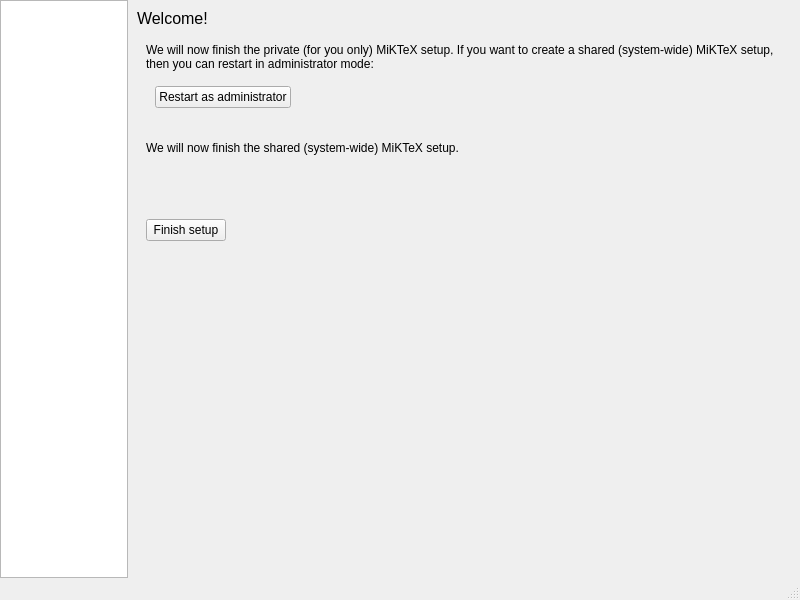
Above: Programs/MiKTeX/Console/Qt/mainwindow.ui from MiKTeX/miktex before the change. Below: the same form after it.
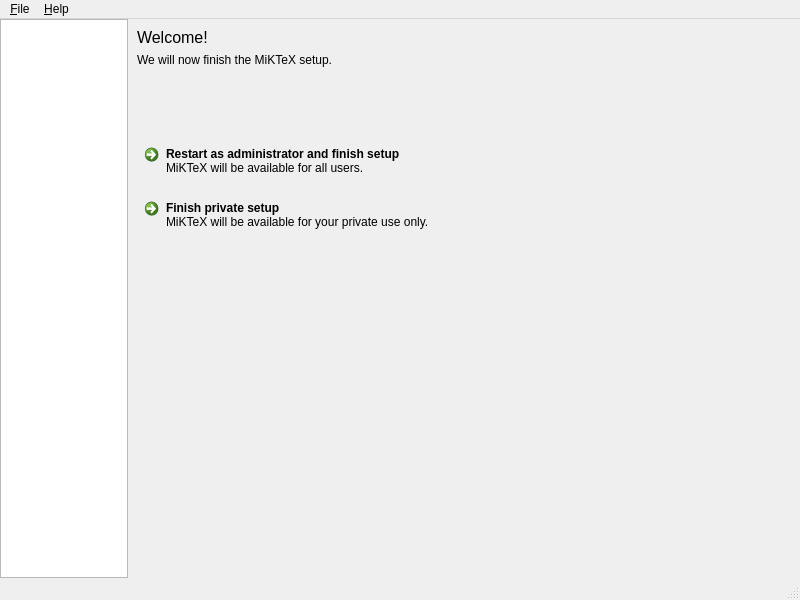
That is the form after the change. Icons and pictures are not drawn.

Commit message: MiKTeX Console: setup

The edit to the form file:
```diff
--- a/Programs/MiKTeX/Console/Qt/mainwindow.ui
+++ b/Programs/MiKTeX/Console/Qt/mainwindow.ui
@@ -63,67 +63,15 @@
          </widget>
         </item>
         <item>
-         <widget class="QWidget" name="setupUserMode" native="true">
-          <property name="enabled">
-           <bool>true</bool>
+         <widget class="QLabel" name="label_10">
+          <property name="text">
+           <string>We will now finish the MiKTeX setup.</string>
           </property>
-          <layout class="QVBoxLayout" name="verticalLayout_7">
-           <item>
-            <widget class="QLabel" name="label_8">
-             <property name="text">
-              <string>We will now finish the private (for you only) MiKTeX setup. If you want to create a shared (system-wide) MiKTeX setup, then you can restart in administrator mode:</string>
-             </property>
-             <property name="wordWrap">
-              <bool>true</bool>
-             </property>
-            </widget>
-           </item>
-           <item>
-            <widget class="QWidget" name="horizontalWidget" native="true">
-             <layout class="QHBoxLayout" name="horizontalLayout_3">
-              <item>
-               <widget class="QPushButton" name="buttonRestartAdmin">
-                <property name="text">
-                 <string>Restart as administrator</string>
-                </property>
-                <property name="flat">
-                 <bool>false</bool>
-                </property>
-               </widget>
-              </item>
-              <item>
-               <spacer name="horizontalSpacer_2">
-                <property name="orientation">
-                 <enum>Qt::Horizontal</enum>
-                </property>
-                <property name="sizeHint" stdset="0">
-                 <size>
-                  <width>40</width>
-                  <height>20</height>
-                 </size>
-                </property>
-               </spacer>
-              </item>
-             </layout>
-            </widget>
-           </item>
-          </layout>
          </widget>
         </item>
         <item>
          <widget class="QWidget" name="setupAdminMode" native="true">
-          <layout class="QVBoxLayout" name="verticalLayout_8">
-           <item>
-            <widget class="QLabel" name="label_9">
-             <property name="text">
-              <string>We will now finish the shared (system-wide) MiKTeX setup.</string>
-             </property>
-             <property name="wordWrap">
-              <bool>true</bool>
-             </property>
-            </widget>
-           </item>
-          </layout>
+          <layout class="QVBoxLayout" name="verticalLayout_8"/>
          </widget>
         </item>
         <item>
@@ -143,29 +91,23 @@
          </spacer>
         </item>
         <item>
-         <widget class="QWidget" name="horizontalWidget" native="true">
-          <layout class="QHBoxLayout" name="horizontalLayout_2">
-           <item>
-            <widget class="QPushButton" name="buttonFinishSetup">
-             <property name="text">
-              <string>Finish setup</string>
-             </property>
-            </widget>
-           </item>
-           <item>
-            <spacer name="horizontalSpacer">
-             <property name="orientation">
-              <enum>Qt::Horizontal</enum>
-             </property>
-             <property name="sizeHint" stdset="0">
-              <size>
-               <width>40</width>
-               <height>20</height>
-              </size>
-             </property>
-            </spacer>
-           </item>
-          </layout>
+         <widget class="QCommandLinkButton" name="buttonAdminSetup">
+          <property name="text">
+           <string>Restart as administrator and finish setup</string>
+          </property>
+          <property name="description">
+           <string>MiKTeX will be available for all users.</string>
+          </property>
+         </widget>
+        </item>
+        <item>
+         <widget class="QCommandLinkButton" name="buttonUserSetup">
+          <property name="text">
+           <string>Finish private setup</string>
+          </property>
+          <property name="description">
+           <string>MiKTeX will be available for your private use only.</string>
+          </property>
          </widget>
         </item>
         <item>
@@ -391,6 +333,22 @@
      <height>20</height>
     </rect>
    </property>
+   <widget class="QMenu" name="menuFile">
+    <property name="title">
+     <string>&amp;File</string>
+    </property>
+    <addaction name="actionRestartAdmin"/>
+    <addaction name="separator"/>
+    <addaction name="actionExit"/>
+   </widget>
+   <widget class="QMenu" name="menu_Help">
+    <property name="title">
+     <string>&amp;Help</string>
+    </property>
+    <addaction name="actionAbout"/>
+   </widget>
+   <addaction name="menuFile"/>
+   <addaction name="menu_Help"/>
   </widget>
   <widget class="QStatusBar" name="statusbar"/>
   <action name="actionRestartAdmin">
```
Left out of the diff: 61 changed lines with no effect on the pictures. The commit also changes 4 other files.
